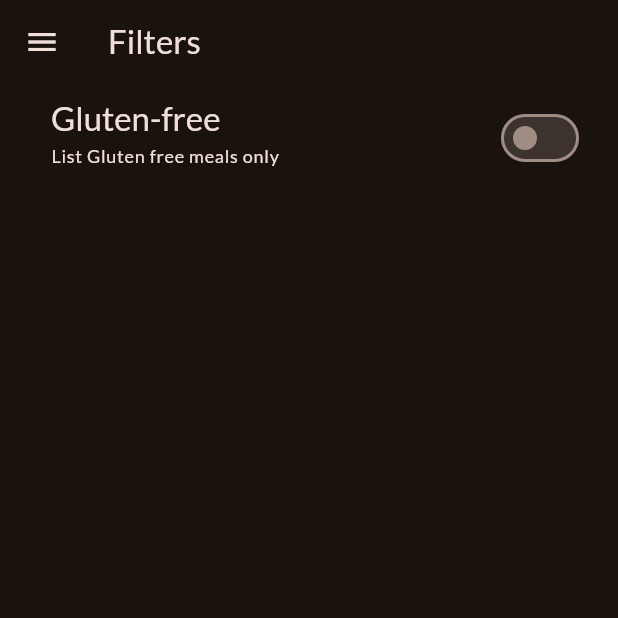
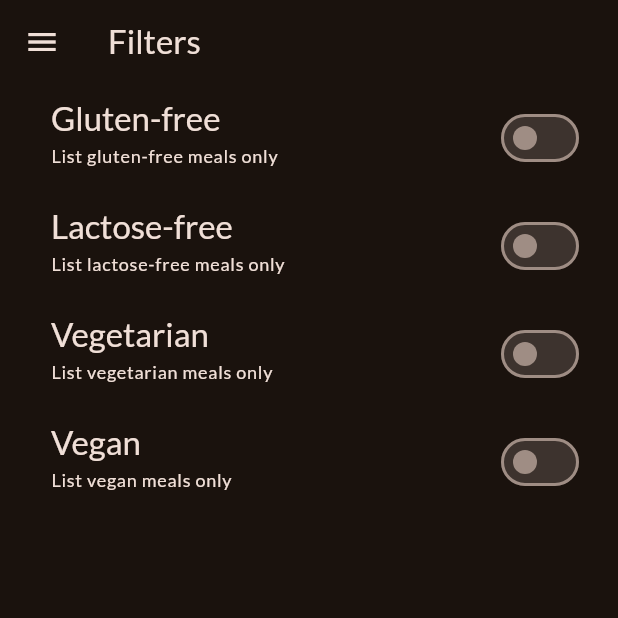
Before and after one commit to jfspps/Flutter_Meals_Demo, a Flutter app: the FiltersScreen screen opened directly, on a phone screen of 412 x 824 dp, the top half of it. Run offline on Flutter 3.47's test engine with Material 2 defaults, Android fonts, the light colour scheme and no system bars; our stand-ins replace google_fonts, transparent_image.

Commit message:
updated FiltersScreen to allow toggle of meal filter

```diff
--- a/lib/screenwidgets/filters.dart
+++ b/lib/screenwidgets/filters.dart
@@ -12,7 +12,32 @@ class FiltersScreen extends StatefulWidget {
 }
 
 class _FiltersScreenState extends State<FiltersScreen> {
-  var _glutenFreeSet = false;
+  bool _glutenFreeSet = false;
+  bool _lactoseFreeSet = false;
+  bool _vegetarianSet = false;
+  bool _veganSet = false;
+
+  TextStyle _buildTitleTheme(BuildContext context) {
+    return Theme.of(context)
+        .textTheme
+        .titleLarge!
+        .copyWith(color: Theme.of(context).colorScheme.onBackground);
+  }
+
+  TextStyle _buildSubtitleTheme() {
+    return Theme.of(context)
+        .textTheme
+        .labelMedium!
+        .copyWith(color: Theme.of(context).colorScheme.onBackground);
+  }
+
+  Color _buildActiveColor() {
+    return Theme.of(context).colorScheme.tertiary;
+  }
+
+  EdgeInsetsGeometry _buildPadding() {
+    return const EdgeInsets.only(left: 34, right: 22);
+  }
 
   @override
   Widget build(BuildContext context) {
@@ -36,29 +61,83 @@ class _FiltersScreenState extends State<FiltersScreen> {
       ),
       body: Column(
         children: [
+          // seems key here to initialise SwitchListTile via its constructor to
+          // be able to invoke setState; defining a function that returns a
+          // SwitchListTile instance (with setState called within the function)
+          // renders correctly on the UI but the filter toggle does not update on
+          // request
           SwitchListTile(
             value: _glutenFreeSet,
-            // SwitchListTile expects a boolean
-            onChanged: (isChecked) {
+            onChanged: (checked) {
               setState(() {
-                _glutenFreeSet = isChecked;
+                _glutenFreeSet = checked;
               });
             },
             title: Text(
               'Gluten-free',
-              style: Theme.of(context).textTheme.titleLarge!.copyWith(
-                    color: Theme.of(context).colorScheme.onBackground,
-                  ),
+              style: _buildTitleTheme(context),
             ),
             subtitle: Text(
-              'List Gluten free meals only',
-              style: Theme.of(context).textTheme.labelMedium!.copyWith(
-                    color: Theme.of(context).colorScheme.onBackground,
-                  ),
+              'List gluten-free meals only',
+              style: _buildSubtitleTheme(),
             ),
-            activeColor: Theme.of(context).colorScheme.tertiary,
-            contentPadding: const EdgeInsets.only(left: 34, right: 22),
-          )
+            activeColor: _buildActiveColor(),
+            contentPadding: _buildPadding(),
+          ),
+          SwitchListTile(
+            value: _lactoseFreeSet,
+            onChanged: (checked) {
+              setState(() {
+                _lactoseFreeSet = checked;
+              });
+            },
+            title: Text(
+              'Lactose-free',
+              style: _buildTitleTheme(context),
+            ),
+            subtitle: Text(
+              'List lactose-free meals only',
+              style: _buildSubtitleTheme(),
+            ),
+            activeColor: _buildActiveColor(),
+            contentPadding: _buildPadding(),
+          ),
+          SwitchListTile(
+            value: _vegetarianSet,
+            onChanged: (checked) {
+              setState(() {
+                _vegetarianSet = checked;
+              });
+            },
+            title: Text(
+              'Vegetarian',
+              style: _buildTitleTheme(context),
+            ),
+            subtitle: Text(
+              'List vegetarian meals only',
+              style: _buildSubtitleTheme(),
+            ),
+            activeColor: _buildActiveColor(),
+            contentPadding: _buildPadding(),
+          ),
+          SwitchListTile(
+            value: _veganSet,
+            onChanged: (checked) {
+              setState(() {
+                _veganSet = checked;
+              });
+            },
+            title: Text(
+              'Vegan',
+              style: _buildTitleTheme(context),
+            ),
+            subtitle: Text(
+              'List vegan meals only',
+              style: _buildSubtitleTheme(),
+            ),
+            activeColor: _buildActiveColor(),
+            contentPadding: _buildPadding(),
+          ),
         ],
       ),
     );
```
